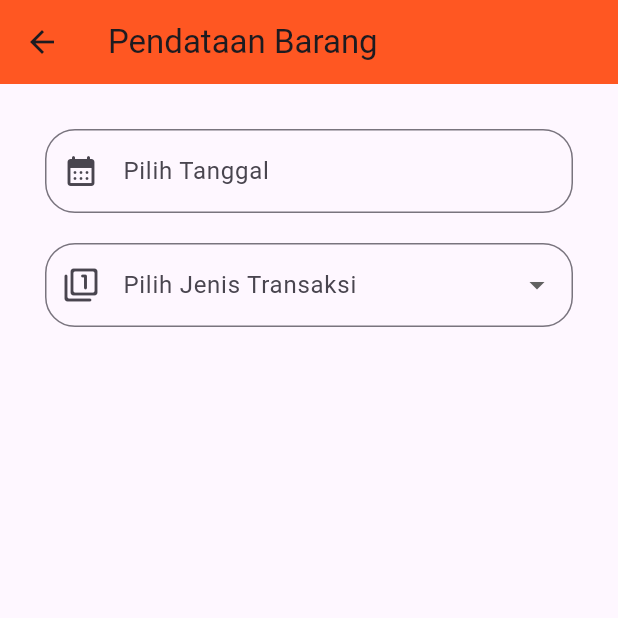
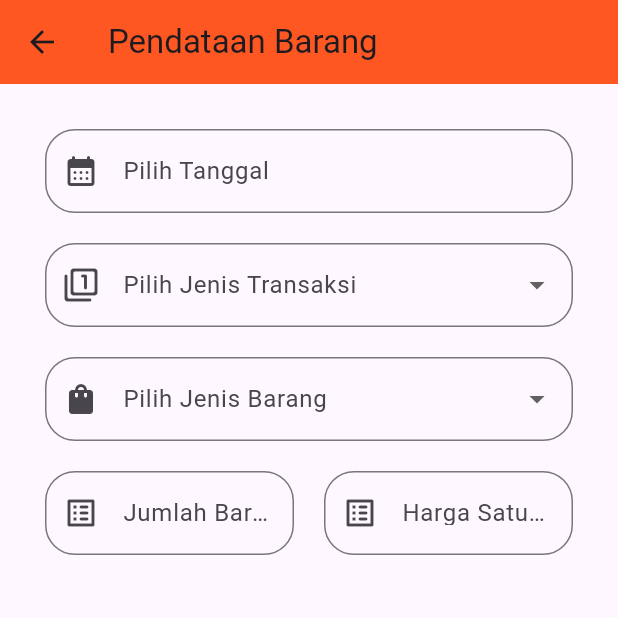
Before and after one commit to iqwa-a/20220140128_ucp1, a Flutter app: the AddBarang screen opened directly, on a phone screen of 412 x 824 dp, the top half of it. Run offline on Flutter 3.47's test engine with Material 3 defaults, Android fonts, the light colour scheme and no system bars.

Commit message:
menambahkan form pilih jenis barang

```diff
--- a/lib/barang_page.dart
+++ b/lib/barang_page.dart
@@ -9,14 +9,20 @@ import 'package:flutter/material.dart';
 
  class _AddBarangState extends State<AddBarang> {
   late TextEditingController _dateController;
+   late TextEditingController _jumlahBarangController;
+   late TextEditingController _hargaSatuanController;
 
    final List<String> jenisTransaksiList = <String>['Barang Masuk', 'Barang Keluar'];
    String? _selectedJenisTransaksi;
+    final List<String> jenisBarangList = <String>['Carrier', 'Sleeping Bag', 'Tenda', 'Sepatu'];
+   String? _selectedJenisBarang;
 
    @override
    void initState() {
      super.initState();
      _dateController = TextEditingController();
+      _jumlahBarangController = TextEditingController();
+     _hargaSatuanController = TextEditingController();
    }
 
    @override
@@ -99,7 +105,102 @@ import 'package:flutter/material.dart';
                      }
                      return null;
                    },
-                 )
+                 ),
+                const SizedBox(
+                   height: 20,
+                 ),
+                 DropdownButtonFormField(
+                   value: _selectedJenisBarang,
+                   decoration: InputDecoration(
+                     labelText: 'Pilih Jenis Barang',
+                     prefixIcon: const Icon(Icons.shopping_bag_rounded),
+                     border: OutlineInputBorder(
+                       borderRadius: BorderRadius.circular(20),
+                     ),
+                   ),
+                   items: jenisBarangList.map((String value) {
+                     return DropdownMenuItem<String>(
+                       value: value,
+                       child: Text(value),
+                     );
+                   }).toList(),
+                   onChanged: (String? newValue){
+                     setState(() {
+                       _selectedJenisBarang = newValue!;
+                       if (newValue == 'Carrier') {
+                         _hargaSatuanController.text = '250000';
+                       } else if (newValue == 'Sleeping Bag') {
+                         _hargaSatuanController.text = '150000';
+                       } else if (newValue == 'Tenda') {
+                         _hargaSatuanController.text = '500000';
+                       } else if (newValue == 'Sepatu') {
+                         _hargaSatuanController.text = '300000';
+                       }
+                     });
+                   },
+                   validator: (value) {
+                     if (value == null || value.isEmpty) {
+                       return 'Harap Pilih Jenis Transaksi';
+                     }
+                     return null;
+                   },
+                 ),
+                 const SizedBox(
+                   height: 20,
+                 ),
+                 Row(
+                   children: [
+                     Expanded(
+                       child: Column(
+                         children: [
+                           TextFormField(
+                             controller: _jumlahBarangController,
+                             keyboardType: TextInputType.number,
+                             decoration: InputDecoration(
+                               labelText: 'Jumlah Barang',
+                               prefixIcon: const Icon(Icons.list_alt_rounded),
+                               border: OutlineInputBorder(
+                                 borderRadius: BorderRadius.circular(20),
+                               ),
+                             ),
+                             validator: (value) {
+                               if (value == null || value.isEmpty) {
+                                 return 'Harap Masukkan Jumlah Barang';
+                               }
+                               return null;
+                             },
+                           ),
+                         ],
+                       ),
+                     ),
+                     const SizedBox(
+                       width: 20,
+                     ),
+                     Expanded(
+                       child: Column(
+                         children: [
+                           TextFormField(
+                             controller: _hargaSatuanController,
+                             readOnly: true,
+                             decoration: InputDecoration(
+                               labelText: 'Harga Satuan',
+                               prefixIcon: const Icon(Icons.list_alt_rounded),
+                               border: OutlineInputBorder(
+                                 borderRadius: BorderRadius.circular(20),
+                               ),
+                             ),
+                             validator: (value) {
+                               if (value == null || value.isEmpty) {
+                                 return 'Harga Kosong';
+                               }
+                               return null;
+                             },
+                           ),
+                         ],
+                       ),
+                     ),
+                   ],
+                 ),
                ],
              ),
            ),
```
